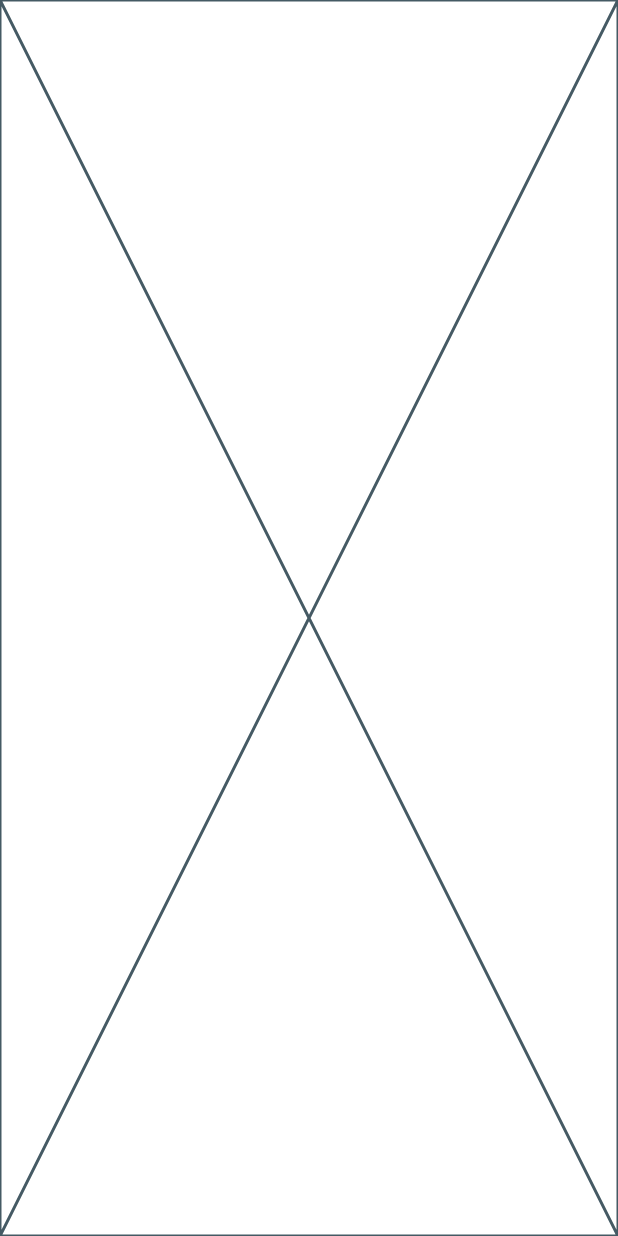
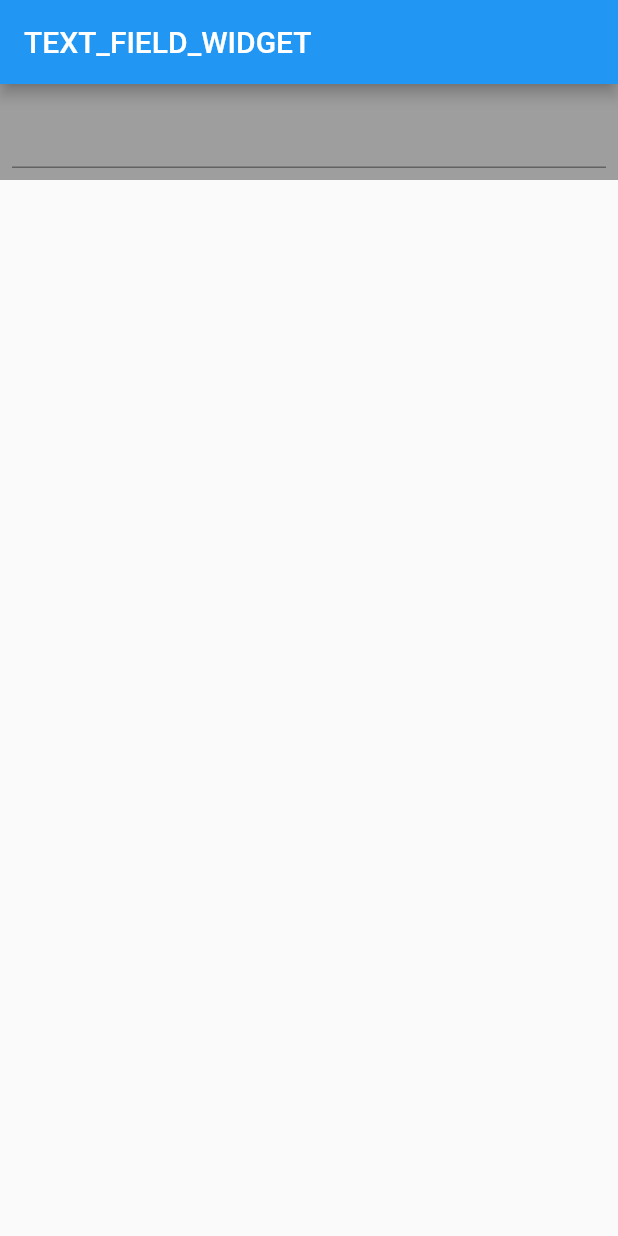
Before and after one commit to AbdulHannan-123/TextField_Widget, a Flutter app: the screen it shows after launch, on a phone screen of 412 x 824 dp. Run offline on Flutter 3.47's test engine with Material 2 defaults, Android fonts, the phone set to English and light mode, and no system bars.

Commit message:
30% properties of text_field_widget

```diff
--- a/lib/main.dart
+++ b/lib/main.dart
@@ -28,8 +28,52 @@ class TextFieldWidgets extends StatefulWidget {
 }
 
 class _TextFieldWidgetsState extends State<TextFieldWidgets> {
+
+  final _controller = TextEditingController();
+  var _countertext = "";  // how many characters user has entered
+
+
   @override
   Widget build(BuildContext context) {
-    return const Placeholder();
+    return SafeArea(
+      child: Scaffold(
+        appBar: AppBar(
+          title:const Text("TEXT_FIELD_WIDGET"),
+        ),
+        body: Column(
+          children: [
+            Container(
+              color: Colors.grey,
+              padding: EdgeInsets.all(8),
+              child: TextField(
+
+                controller: _controller,       // the value you typed is stored here
+
+                onChanged: (value) {          // notify each strike value
+                  setState(() {
+                    // _countertext = (10 - value.length).toString();   // limit the character to be enter in the textfield
+                  });
+                },
+
+                // maxLength: 10,      // its is the max charector length you chan enter
+
+                // autocorrect: true,           // auto correct and auto complete the world
+
+                // autofillHints: ,   // it req the list of ristricted words to auto complete fill in iterable form
+
+                // autofocus: true,    // to get the keyboard focus
+
+                // buildCounter: ,
+
+              ),
+            ),
+            Container(
+              width: MediaQuery.of(context).size.width,
+              child: Text(_controller.text,textAlign: TextAlign.center,),
+            )
+          ],
+        ),
+      ),
+    );
   }
 }
```
